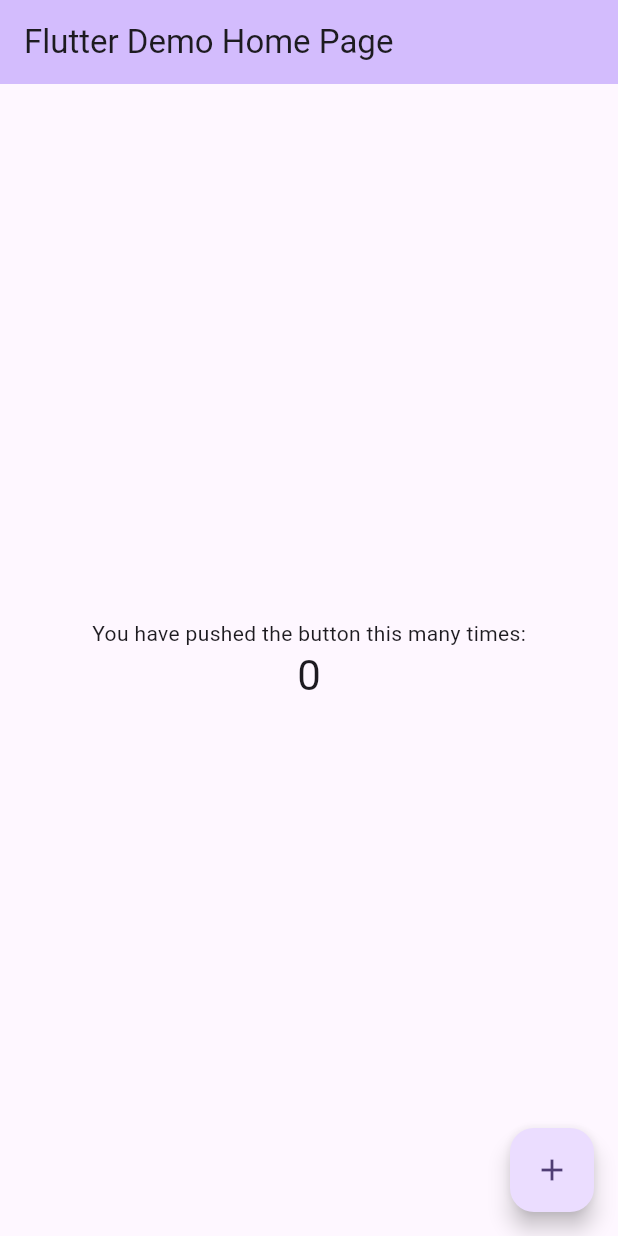
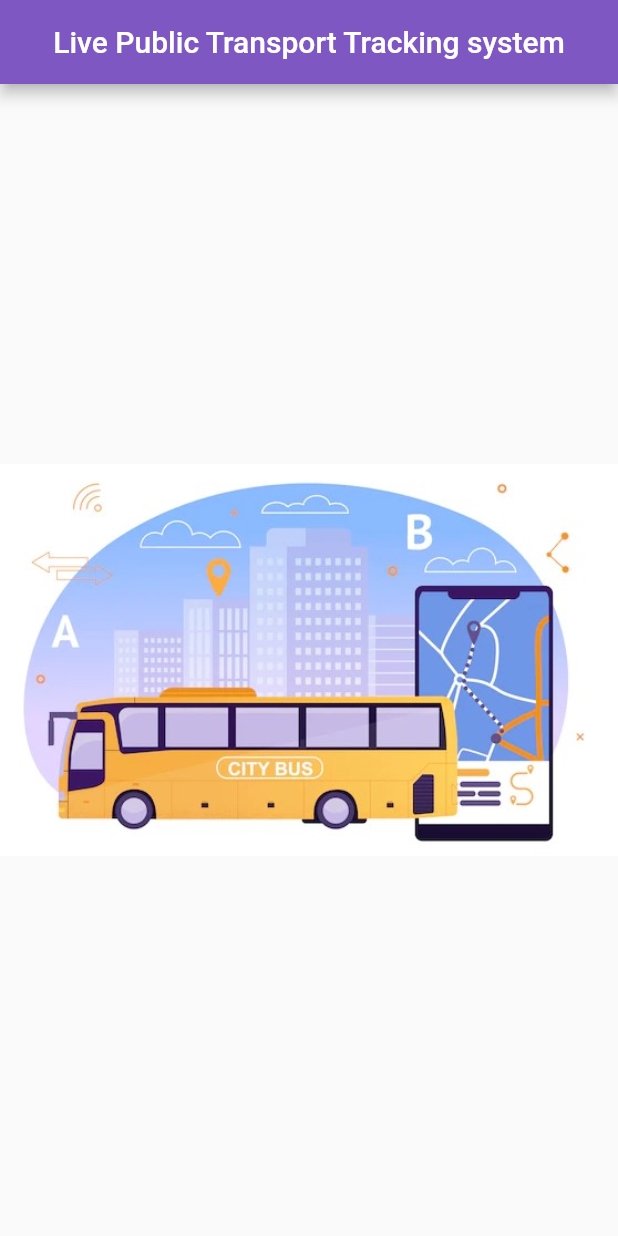
Before and after one commit to BasilNjoga/live_public_tranport_tracker, a Flutter app: the screen it shows after launch, on a phone screen of 412 x 824 dp. Run offline on Flutter 3.47's test engine with Material 2 defaults, Android fonts, the phone set to English and light mode, and no system bars.

Commit message:
created first widget and scaffold and added image

```diff
--- a/transportapp/lib/main.dart
+++ b/transportapp/lib/main.dart
@@ -1,125 +1,24 @@
 import 'package:flutter/material.dart';
 
 void main() {
-  runApp(const MyApp());
+  runApp(
+    MaterialApp(
+      home: Scaffold(
+        appBar: AppBar(
+          title: const Center(
+            child: Text("Live Public Transport Tracking system"),
+            ),
+            backgroundColor: Colors.deepPurple[400],
+        ),
+        body: const Center(
+          child: Image(image: AssetImage('images/city_bus.jpg'),
+          )
+
+          ),
+        ),
+
+      ),
+
+
+);
 }
-
-class MyApp extends StatelessWidget {
-  const MyApp({super.key});
-
-  // This widget is the root of your application.
-  @override
-  Widget build(BuildContext context) {
-    return MaterialApp(
-      title: 'Flutter Demo',
-      theme: ThemeData(
-        // This is the theme of your application.
-        //
-        // TRY THIS: Try running your application with "flutter run". You'll see
-        // the application has a blue toolbar. Then, without quitting the app,
-        // try changing the seedColor in the colorScheme below to Colors.green
-        // and then invoke "hot reload" (save your changes or press the "hot
-        // reload" button in a Flutter-supported IDE, or press "r" if you used
-        // the command line to start the app).
-        //
-        // Notice that the counter didn't reset back to zero; the application
-        // state is not lost during the reload. To reset the state, use hot
-        // restart instead.
-        //
-        // This works for code too, not just values: Most code changes can be
-        // tested with just a hot reload.
-        colorScheme: ColorScheme.fromSeed(seedColor: Colors.deepPurple),
-        useMaterial3: true,
-      ),
-      home: const MyHomePage(title: 'Flutter Demo Home Page'),
-    );
-  }
-}
-
-class MyHomePage extends StatefulWidget {
-  const MyHomePage({super.key, required this.title});
-
-  // This widget is the home page of your application. It is stateful, meaning
-  // that it has a State object (defined below) that contains fields that affect
-  // how it looks.
-
-  // This class is the configuration for the state. It holds the values (in this
-  // case the title) provided by the parent (in this case the App widget) and
-  // used by the build method of the State. Fields in a Widget subclass are
-  // always marked "final".
-
-  final String title;
-
-  @override
-  State<MyHomePage> createState() => _MyHomePageState();
-}
-
-class _MyHomePageState extends State<MyHomePage> {
-  int _counter = 0;
-
-  void _incrementCounter() {
-    setState(() {
-      // This call to setState tells the Flutter framework that something has
-      // changed in this State, which causes it to rerun the build method below
-      // so that the display can reflect the updated values. If we changed
-      // _counter without calling setState(), then the build method would not be
-      // called again, and so nothing would appear to happen.
-      _counter++;
-    });
-  }
-
-  @override
-  Widget build(BuildContext context) {
-    // This method is rerun every time setState is called, for instance as done
-    // by the _incrementCounter method above.
-    //
-    // The Flutter framework has been optimized to make rerunning build methods
-    // fast, so that you can just rebuild anything that needs updating rather
-    // than having to individually change instances of widgets.
-    return Scaffold(
-      appBar: AppBar(
-        // TRY THIS: Try changing the color here to a specific color (to
-        // Colors.amber, perhaps?) and trigger a hot reload to see the AppBar
-        // change color while the other colors stay the same.
-        backgroundColor: Theme.of(context).colorScheme.inversePrimary,
-        // Here we take the value from the MyHomePage object that was created by
-        // the App.build method, and use it to set our appbar title.
-        title: Text(widget.title),
-      ),
-      body: Center(
-        // Center is a layout widget. It takes a single child and positions it
-        // in the middle of the parent.
-        child: Column(
-          // Column is also a layout widget. It takes a list of children and
-          // arranges them vertically. By default, it sizes itself to fit its
-          // children horizontally, and tries to be as tall as its parent.
-          //
-          // Column has various properties to control how it sizes itself and
-          // how it positions its children. Here we use mainAxisAlignment to
-          // center the children vertically; the main axis here is the vertical
-          // axis because Columns are vertical (the cross axis would be
-          // horizontal).
-          //
-          // TRY THIS: Invoke "debug painting" (choose the "Toggle Debug Paint"
-          // action in the IDE, or press "p" in the console), to see the
-          // wireframe for each widget.
-          mainAxisAlignment: MainAxisAlignment.center,
-          children: <Widget>[
-            const Text(
-              'You have pushed the button this many times:',
-            ),
-            Text(
-              '$_counter',
-              style: Theme.of(context).textTheme.headlineMedium,
-            ),
-          ],
-        ),
-      ),
-      floatingActionButton: FloatingActionButton(
-        onPressed: _incrementCounter,
-        tooltip: 'Increment',
-        child: const Icon(Icons.add),
-      ), // This trailing comma makes auto-formatting nicer for build methods.
-    );
-  }
-}
--- a/transportapp/pubspec.yaml
+++ b/transportapp/pubspec.yaml
@@ -59,9 +59,8 @@ flutter:
   uses-material-design: true
 
   # To add assets to your application, add an assets section, like this:
-  # assets:
-  #   - images/a_dot_burr.jpeg
-  #   - images/a_dot_ham.jpeg
+  assets:
+    - images/city_bus.jpg
 
   # An image asset can refer to one or more resolution-specific "variants", see
   # https://flutter.dev/assets-and-images/#resolution-aware
```
Also changed, not shown: transportapp/images/city-bus-tour-banner-design-template.jpg (added), transportapp/images/city_bus.jpg (added), transportapp/images/transport me.jpg (added).
